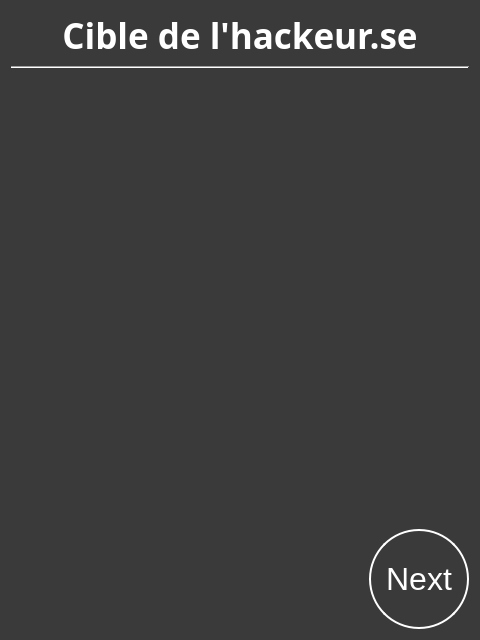
This is SporzOBC-WAL/code/resources/Phases/Night/Hacker/target.ui in Eben-Epi/SporzOBC as Qt 5 draws it before an edit. The edited form follows.
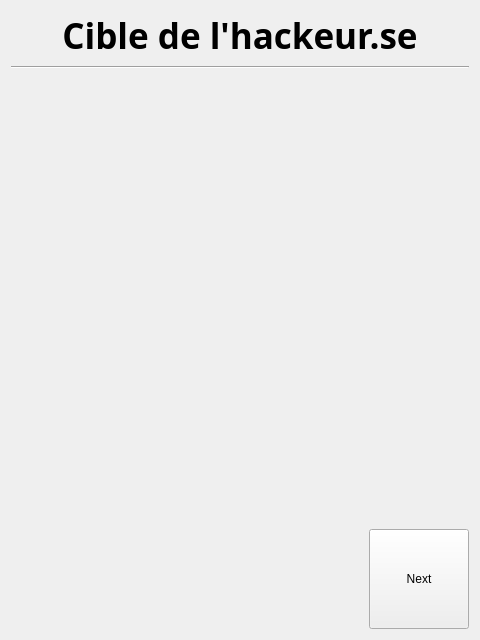
This is the edited form.

Commit message: Changed style management of application (will need to use scratchpad pour a lot of night ui views)

The edit to the form file:
```diff
--- a/SporzOBC-WAL/code/resources/Phases/Night/Hacker/target.ui
+++ b/SporzOBC-WAL/code/resources/Phases/Night/Hacker/target.ui
@@ -13,23 +13,7 @@
   <property name="windowTitle">
    <string>Form</string>
   </property>
-  <property name="styleSheet">
-   <string notr="true">#HackerTarget {
-    background-color: rgb(58, 58, 58);;
-    }
-
-QLabel {
-	color:white;
-}
-
-QPushButton  {
-    border: 2px solid white;
-    background-color: rgb(58, 58, 58);
-    padding: 10px 10px;
-    font-size: 32px;
-	color:white;
-    border-radius: 50px;
-}</string>
+  <property name="styleSheet"><string notr="true"/>
   </property>
   <layout class="QGridLayout" name="gridLayout">
    <item row="0" column="0">
```
The commit also changes 109 other files.
